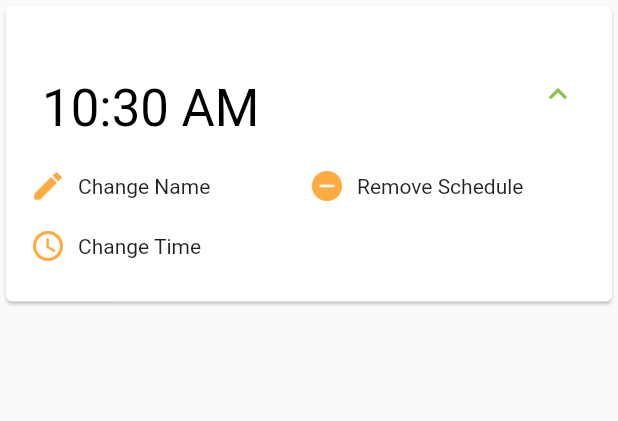
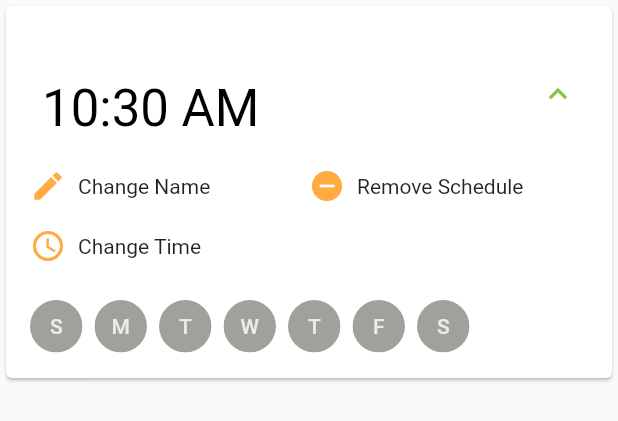
Before and after one commit to dooven/thyme, a Flutter app: the ScheduleCard widget shown alone on an empty page, opened directly with empty values, after a tap on an icon or button, on a phone screen of 412 x 824 dp. Shown: the top 421 px of the screen. Run offline on Flutter 3.47's test engine with Material 2 defaults, Android fonts, the phone set to English and light mode, and no system bars; our stand-ins replace camera, flutter_local_notifications, image_picker, rxdart, sqflite; missing offline and left inert: sliver_fab; accounts and stored records are empty; generated files the repository leaves out were written again.

Commit message:
Revert "starting the schedule notification refactor"
This reverts commit cc1f513bcdfcd9fe4ef0d57dfac8dbac214bb4a2.

```diff
--- a/lib/repository/schedule.dart
+++ b/lib/repository/schedule.dart
@@ -44,6 +44,7 @@ class ScheduleRepository {
   }) {
     final updateValues = {
       if (timeOfDay != null) 'time_of_day': timeOfDayToMilli(timeOfDay),
+      if (byweekday != null) 'byweekday': Plant.byweekdayToJSON(byweekday),
       if (name != null) 'name': name,
     };
 
--- a/lib/screens/plant_info.dart
+++ b/lib/screens/plant_info.dart
@@ -121,6 +121,7 @@ class _PlantInfoState extends State<PlantInfo> {
     setState(() {
       initialScheduleFuture = _plantInfoBloc.scheduleRepository
           .insert(Schedule(
+              byweekday: [],
               name: 'New Schedule',
               timeOfDay: TimeOfDay.now(),
               createdAt: DateTime.now(),
--- a/lib/widgets/schedule_card.dart
+++ b/lib/widgets/schedule_card.dart
@@ -20,57 +20,56 @@ class ScheduleCard extends StatelessWidget {
   }) : super(key: key);
 
   Widget dayList() {
-    return Container();
-    // return Builder(
-    //   builder: (context) => Row(
-    //       children: List.generate(
-    //     7,
-    //     (index) {
-    //       final byweekday = schedule.byweekday;
-    //       final isScheduledForCurrentDay = byweekday.contains(index);
-    //       var dayTextStyle = Theme.of(context).textTheme.bodyText1;
+    return Builder(
+      builder: (context) => Row(
+          children: List.generate(
+        7,
+        (index) {
+          final byweekday = schedule.byweekday;
+          final isScheduledForCurrentDay = byweekday.contains(index);
+          var dayTextStyle = Theme.of(context).textTheme.bodyText1;
 
-    //       if (!isScheduledForCurrentDay) {
-    //         dayTextStyle = dayTextStyle.copyWith(color: AppColors.disabledText);
-    //       }
+          if (!isScheduledForCurrentDay) {
+            dayTextStyle = dayTextStyle.copyWith(color: AppColors.disabledText);
+          }
 
-    //       return Container(
-    //         margin: EdgeInsets.only(right: 8, top: 16),
-    //         child: ClipOval(
-    //           child: Material(
-    //             color: isScheduledForCurrentDay
-    //                 ? Theme.of(context).primaryColor
-    //                 : AppColors.disabledBackground,
-    //             child: InkWell(
-    //               onTap: saveByWeekDayCallback != null
-    //                   ? () {
-    //                       final scheduleSet = schedule.byweekday.toSet();
-    //                       if (scheduleSet.contains(index)) {
-    //                         scheduleSet.remove(index);
-    //                       } else {
-    //                         scheduleSet.add(index);
-    //                       }
-    //                       saveByWeekDayCallback(scheduleSet.toList());
-    //                     }
-    //                   : null,
-    //               splashColor: Colors.white,
-    //               child: Container(
-    //                 height: 35,
-    //                 width: 35,
-    //                 child: Center(
-    //                   child: Text(
-    //                     Days.dayNumberToLetter(index),
-    //                     style: dayTextStyle,
-    //                   ),
-    //                 ),
-    //               ),
-    //             ),
-    //           ),
-    //         ),
-    //       );
-    //     },
-    //   )),
-    // );
+          return Container(
+            margin: EdgeInsets.only(right: 8, top: 16),
+            child: ClipOval(
+              child: Material(
+                color: isScheduledForCurrentDay
+                    ? Theme.of(context).primaryColor
+                    : AppColors.disabledBackground,
+                child: InkWell(
+                  onTap: saveByWeekDayCallback != null
+                      ? () {
+                          final scheduleSet = schedule.byweekday.toSet();
+                          if (scheduleSet.contains(index)) {
+                            scheduleSet.remove(index);
+                          } else {
+                            scheduleSet.add(index);
+                          }
+                          saveByWeekDayCallback(scheduleSet.toList());
+                        }
+                      : null,
+                  splashColor: Colors.white,
+                  child: Container(
+                    height: 35,
+                    width: 35,
+                    child: Center(
+                      child: Text(
+                        Days.dayNumberToLetter(index),
+                        style: dayTextStyle,
+                      ),
+                    ),
+                  ),
+                ),
+              ),
+            ),
+          );
+        },
+      )),
+    );
   }
 
   @override
```
Also changed, not shown: lib/database.dart (+3 -9 lines), lib/models/plant.dart (+42 -1 lines), lib/models/schedule.dart (+29 -23 lines), lib/screens/plant_list.dart (+17 -17 lines), lib/models/plant.g.dart, lib/models/schedule.g.dart.
